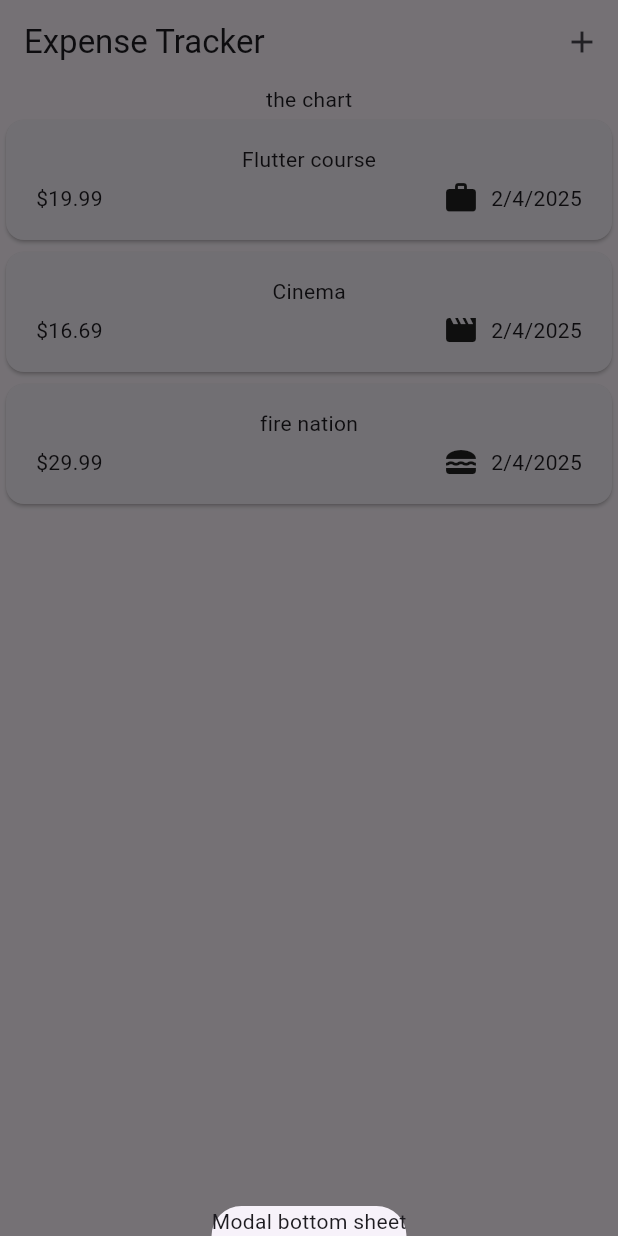
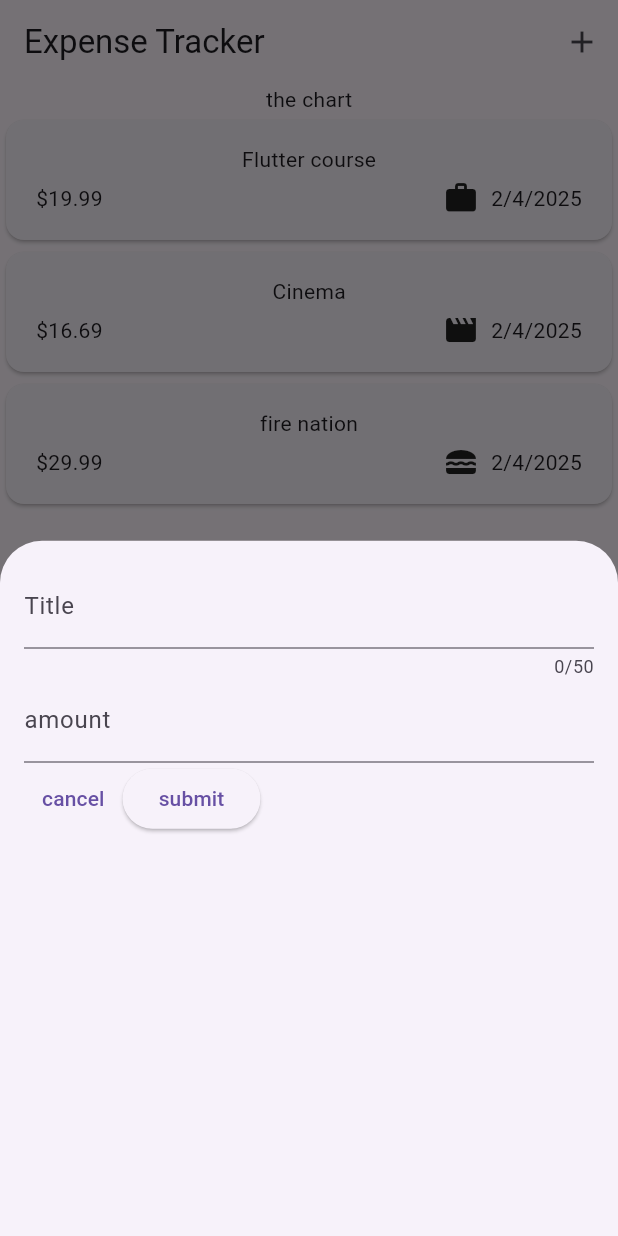
Before and after one commit to JagdishSingh01/new_expense_tracker, a Flutter app: the screen it shows after launch, after a tap on the "add" icon, on a phone screen of 412 x 824 dp. Run offline on Flutter 3.47's test engine with Material 3 defaults, Android fonts, the phone set to English and light mode, and no system bars.

Commit message:
added the controller for textfield in modalsheet

```diff
--- a/lib/widget/expenses.dart
+++ b/lib/widget/expenses.dart
@@ -1,6 +1,7 @@
 import 'package:flutter/material.dart';
 import 'package:new_expense_tracker/widget/expense_list/expenses_list.dart';
 import 'package:new_expense_tracker/models/expense.dart';
+import 'package:new_expense_tracker/widget/new_expense.dart';
 
 class Expenses extends StatefulWidget {
   const Expenses({super.key});
@@ -36,7 +37,7 @@ class _ExpensesState extends State<Expenses> {
   void _openAddExpenseOverlay() {
     showModalBottomSheet(
       context: context,
-      builder: (ctx) => Text('Modal bottom sheet'),
+      builder: (ctx) => const NewExpense(),
     );
   }
 
--- a/lib/widget/new_expense.dart
+++ b/lib/widget/new_expense.dart
@@ -3,23 +3,60 @@ import 'package:flutter/material.dart';
 class NewExpense extends StatefulWidget {
   const NewExpense({super.key});
 
+  @override
   State<NewExpense> createState() {
     return _NewExpenseState();
   }
 }
 
 class _NewExpenseState extends State<NewExpense> {
+  final _titleController = TextEditingController();
+  final _amountController = TextEditingController();
+
+  @override
+  void dispose() {
+    _titleController.dispose();
+    _amountController.dispose();
+    super.dispose();
+  }
+
   @override
   Widget build(BuildContext context) {
     return Padding(
       padding: const EdgeInsets.all(16),
-      child: const Column(
+      child: Column(
         children: [
           TextField(
+            controller: _titleController,
             maxLength: 50,
-            decoration: InputDecoration(
+            decoration: const InputDecoration(
               label: Text('Title'),
             ),
+          ),
+          TextField(
+            controller: _amountController,
+            keyboardType: TextInputType.number,
+            decoration: const InputDecoration(
+              prefixText: '\$ ',
+              label: Text('amount'),
+            ),
+          ),
+          Row(
+            children: [
+              TextButton(
+                onPressed: () {
+                  Navigator.pop(context);
+                },
+                child: Text('cancel'),
+              ),
+              ElevatedButton(
+                onPressed: () {
+                  print(_titleController.text);
+                  print(_amountController.text);
+                },
+                child: Text('submit'),
+              ),
+            ],
           ),
         ],
       ),
```
